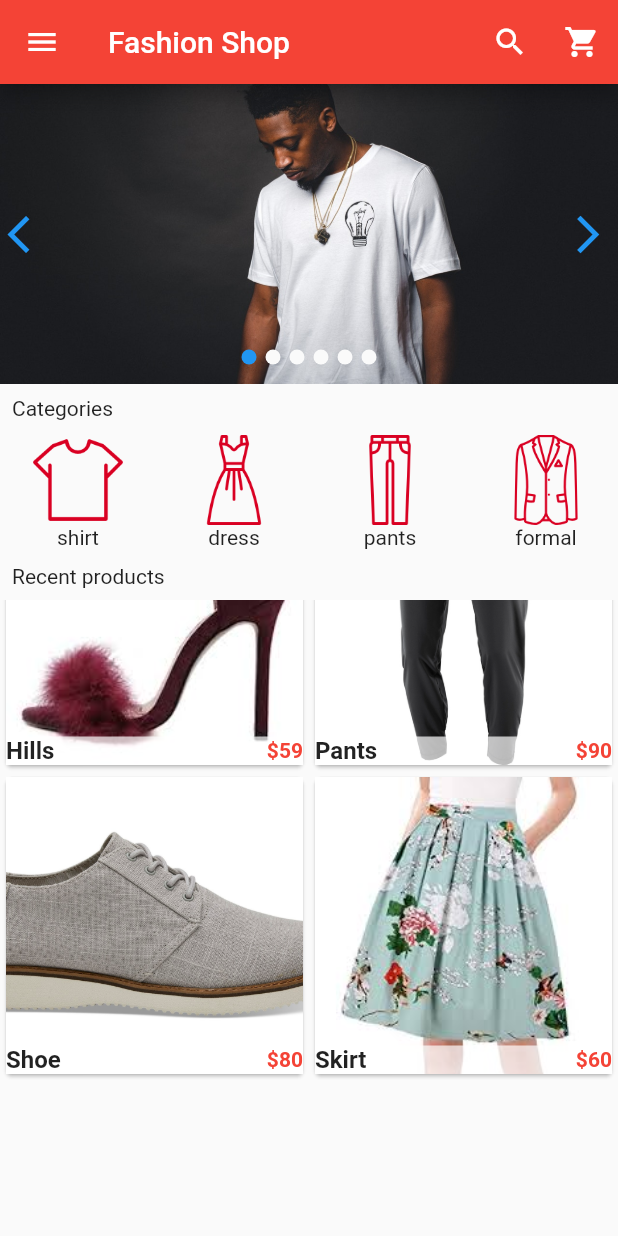
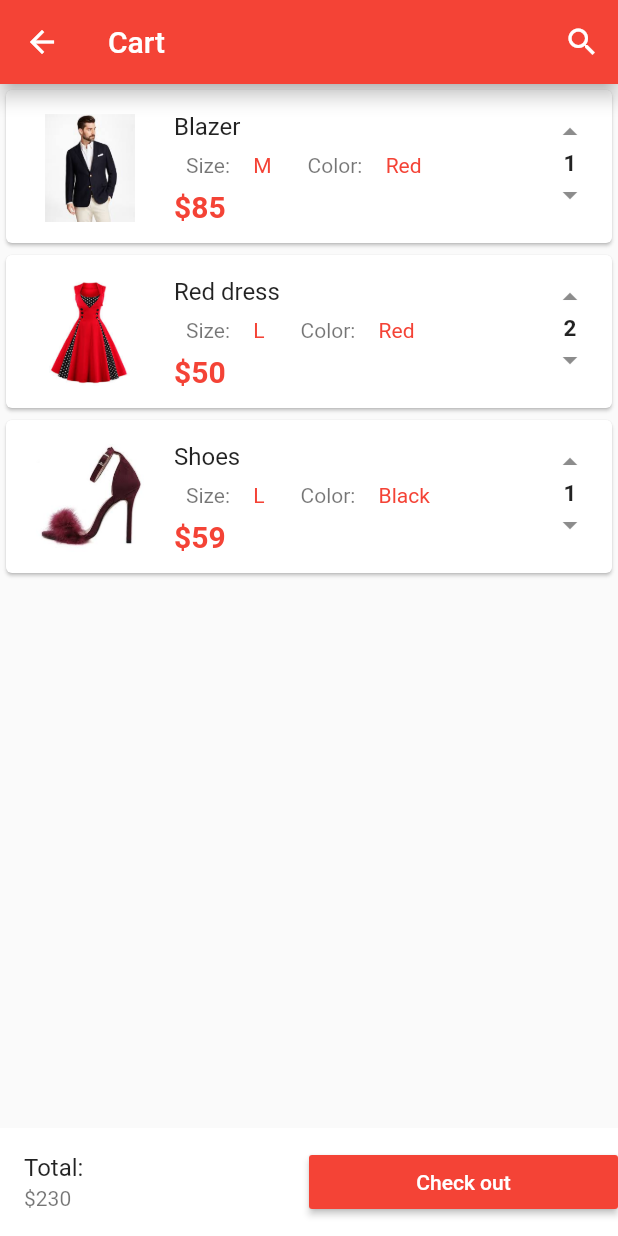
Before and after one commit to Frank1016/fashion_shop, a Flutter app: the screen it shows after launch, scrolled down 298 dp, after a tap on the "shopping cart" icon, on a phone screen of 412 x 824 dp. Run offline on Flutter 3.47's test engine with Material 2 defaults, Android fonts, the phone set to English and light mode, and no system bars; drawn by our look-alikes of card_swiper; our stand-ins replace carousel_slider.

Commit message:
cart list added

```diff
--- /dev/null
+++ b/lib/components/cart_products.dart
@@ -0,0 +1,149 @@
+import 'dart:ui';
+
+import 'package:flutter/material.dart';
+
+class CartProducts extends StatefulWidget {
+  const CartProducts({super.key});
+
+  @override
+  State<CartProducts> createState() => _CartProductsState();
+}
+
+class _CartProductsState extends State<CartProducts> {
+  var products_in_the_cart = [
+    {
+      'name': 'Blazer',
+      'picture': 'images/products/blazer1.jpeg',
+      'price': 85,
+      'size': 'M',
+      'color': 'Red',
+      'quantity': 1,
+    },
+    {
+      'name': 'Red dress',
+      'picture': 'images/products/dress1.jpeg',
+      'price': 50,
+      'size': 'L',
+      'color': 'Red',
+      'quantity': 2,
+    },
+    {
+      'name': 'Shoes',
+      'picture': 'images/products/hills1.jpeg',
+      'price': 59,
+      'size': 'L',
+      'color': 'Black',
+      'quantity': 1,
+    },
+  ];
+
+  @override
+  Widget build(BuildContext context) {
+    return ListView.builder(
+      itemCount: 3,
+      itemBuilder: (context, index) {
+        return Single_cart_product(
+            cart_prod_color: products_in_the_cart[index]['color'],
+            cart_prod_name: products_in_the_cart[index]['name'],
+            cart_prod_picture: products_in_the_cart[index]['picture'],
+            cart_prod_price: products_in_the_cart[index]['price'],
+            cart_prod_qty: products_in_the_cart[index]['quantity'],
+            cart_prod_size: products_in_the_cart[index]['size']);
+      },
+    );
+  }
+}
+
+class Single_cart_product extends StatelessWidget {
+  final cart_prod_name;
+  final cart_prod_picture;
+  final cart_prod_price;
+  final cart_prod_size;
+  final cart_prod_color;
+  final cart_prod_qty;
+
+  const Single_cart_product(
+      {super.key,
+      required this.cart_prod_color,
+      required this.cart_prod_name,
+      required this.cart_prod_picture,
+      required this.cart_prod_price,
+      required this.cart_prod_qty,
+      required this.cart_prod_size});
+
+  @override
+  Widget build(BuildContext context) {
+    return Container(
+      height: 110.0,
+      child: Card(
+        child: ListTile(
+          //dense: true,
+          visualDensity: VisualDensity(vertical: 4),
+          leading: Image.asset(
+            cart_prod_picture,
+            width: 80.0,
+          ),
+          title: Container(
+              alignment: Alignment.bottomLeft,
+              height: 30.0,
+              child: Text(cart_prod_name)),
+          subtitle: Column(
+            children: [
+              Row(children: [
+                Padding(
+                  padding: const EdgeInsets.all(8.0),
+                  child: Text('Size: '),
+                ),
+                Padding(
+                  padding: const EdgeInsets.all(4.0),
+                  child: Text(
+                    cart_prod_size,
+                    style: TextStyle(color: Colors.red),
+                  ),
+                ),
+                Padding(
+                  padding: const EdgeInsets.fromLTRB(20.0, 8.0, 8.0, 8.0),
+                  child: Text('Color: '),
+                ),
+                Padding(
+                  padding: const EdgeInsets.all(4.0),
+                  child: Text(
+                    cart_prod_color,
+                    style: TextStyle(color: Colors.red),
+                  ),
+                ),
+              ]),
+              Container(
+                alignment: Alignment.topLeft,
+                child: Text(
+                  '\$$cart_prod_price',
+                  style: TextStyle(
+                      fontWeight: FontWeight.bold,
+                      fontSize: 20.0,
+                      color: Colors.red),
+                ),
+              )
+            ],
+          ),
+          trailing: Container(
+            height: 100.0,
+            child: Column(
+              children: [
+                InkWell(
+                    onTap: () {},
+                    child: Icon(
+                      Icons.arrow_drop_up,
+                    )),
+                Text(
+                  '$cart_prod_qty',
+                  style: TextStyle(fontSize: 15.0, fontWeight: FontWeight.bold),
+                ),
+                InkWell(onTap: () {}, child: Icon(Icons.arrow_drop_down)),
+              ],
+            ),
+          ),
+        ),
+      ),
+    );
+  }
+}
--- a/lib/main.dart
+++ b/lib/main.dart
@@ -1,3 +1,4 @@
+import 'package:fashion_shop/pages/cart.dart';
 import 'package:flutter/material.dart';
 import 'package:carousel_slider/carousel_slider.dart';
 import 'package:card_swiper/card_swiper.dart';
@@ -81,7 +82,10 @@ class _HomePageState extends State<HomePage> {
                 Icons.search,
               )),
           IconButton(
-              onPressed: () {},
+              onPressed: () {
+                Navigator.push(
+                    context, MaterialPageRoute(builder: (context) => Cart()));
+              },
               icon: Icon(
                 Icons.shopping_cart,
               ))
@@ -157,7 +161,10 @@ class _HomePageState extends State<HomePage> {
             ),
 
             InkWell(
-              onTap: () {},
+              onTap: () {
+                Navigator.push(
+                    context, MaterialPageRoute(builder: (context) => Cart()));
+              },
               child: ListTile(
                 title: Text('Shopping cart'),
                 leading: Icon(
--- a/lib/pages/cart.dart
+++ b/lib/pages/cart.dart
@@ -1 +1,55 @@
+import 'dart:ui';
+
 import 'package:flutter/material.dart';
+import 'package:fashion_shop/components/cart_products.dart';
+
+class Cart extends StatefulWidget {
+  const Cart({super.key});
+
+  @override
+  State<Cart> createState() => _CartState();
+}
+
+class _CartState extends State<Cart> {
+  @override
+  Widget build(BuildContext context) {
+    return Scaffold(
+      appBar: AppBar(
+        elevation: 5,
+        backgroundColor: Colors.red,
+        title: Text('Cart'),
+        actions: [
+          IconButton(
+              onPressed: () {},
+              icon: Icon(
+                Icons.search,
+              )),
+        ],
+      ),
+      body: CartProducts(),
+      bottomNavigationBar: Container(
+        color: Colors.white,
+        child: Row(
+          children: [
+            Expanded(
+              child: ListTile(
+                title: Text('Total: '),
+                subtitle: Text('\$230'),
+              ),
+            ),
+            Expanded(
+              child: MaterialButton(
+                onPressed: () {},
+                child: Text(
+                  'Check out',
+                  style: TextStyle(color: Colors.white),
+                ),
+                color: Colors.red,
+              ),
+            )
+          ],
+        ),
+      ),
+    );
+  }
+}
```
